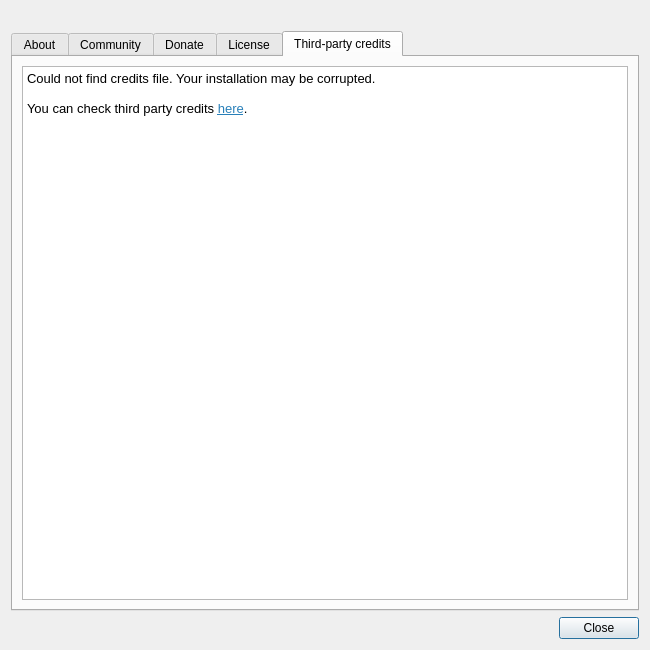
The window that studio/main/about.ui (caryoscelus/rainynite-studio) describes before a commit, drawn with Qt 5.
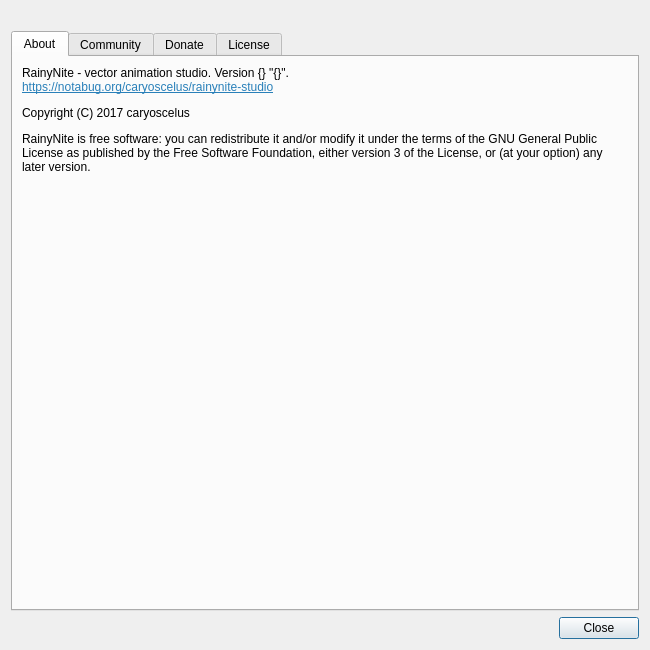
The same window after the commit. The open tabs and pages were chosen to show the change. Icons and pictures are not drawn.

Commit message:
About dialog: remove unprepared section
It is only required for binary distribution, so skip it for 0.1
release as we don't have any builds yet.

Diff of the .ui file:
```diff
--- a/studio/main/about.ui
+++ b/studio/main/about.ui
@@ -149,29 +149,6 @@
        </item>
       </layout>
      </widget>
-     <widget class="QWidget" name="additional_credits">
-      <attribute name="title">
-       <string>Third-party credits</string>
-      </attribute>
-      <layout class="QVBoxLayout" name="verticalLayout_6">
-       <item>
-        <widget class="QTextBrowser" name="third_party_text">
-         <property name="html">
-          <string>&lt;!DOCTYPE HTML PUBLIC &quot;-//W3C//DTD HTML 4.0//EN&quot; &quot;http://www.w3.org/TR/REC-html40/strict.dtd&quot;&gt;
-&lt;html&gt;&lt;head&gt;&lt;meta name=&quot;qrichtext&quot; content=&quot;1&quot; /&gt;&lt;style type=&quot;text/css&quot;&gt;
-p, li { white-space: pre-wrap; }
-&lt;/style&gt;&lt;/head&gt;&lt;body style=&quot; font-family:'DejaVu Sans'; font-size:10pt; font-weight:400; font-style:normal;&quot;&gt;
-&lt;p style=&quot; margin-top:0px; margin-bottom:0px; margin-left:0px; margin-right:0px; -qt-block-indent:0; text-indent:0px;&quot;&gt;Could not find credits file. Your installation may be corrupted.&lt;/p&gt;
-&lt;p style=&quot;-qt-paragraph-type:empty; margin-top:0px; margin-bottom:0px; margin-left:0px; margin-right:0px; -qt-block-indent:0; text-indent:0px;&quot;&gt;&lt;br /&gt;&lt;/p&gt;
-&lt;p style=&quot; margin-top:0px; margin-bottom:0px; margin-left:0px; margin-right:0px; -qt-block-indent:0; text-indent:0px;&quot;&gt;You can check third party credits &lt;a href=&quot;https://notabug.org/caryoscelus/rainynite-studio/&quot;&gt;&lt;span style=&quot; text-decoration: underline; color:#2980b9;&quot;&gt;here&lt;/span&gt;&lt;/a&gt;.&lt;/p&gt;&lt;/body&gt;&lt;/html&gt;</string>
-         </property>
-         <property name="openExternalLinks">
-          <bool>true</bool>
-         </property>
-        </widget>
-       </item>
-      </layout>
-     </widget>
     </widget>
    </item>
    <item>
```
Left out of the diff: 3 changed lines with no effect on the pictures. The commit also changes 1 other file.
